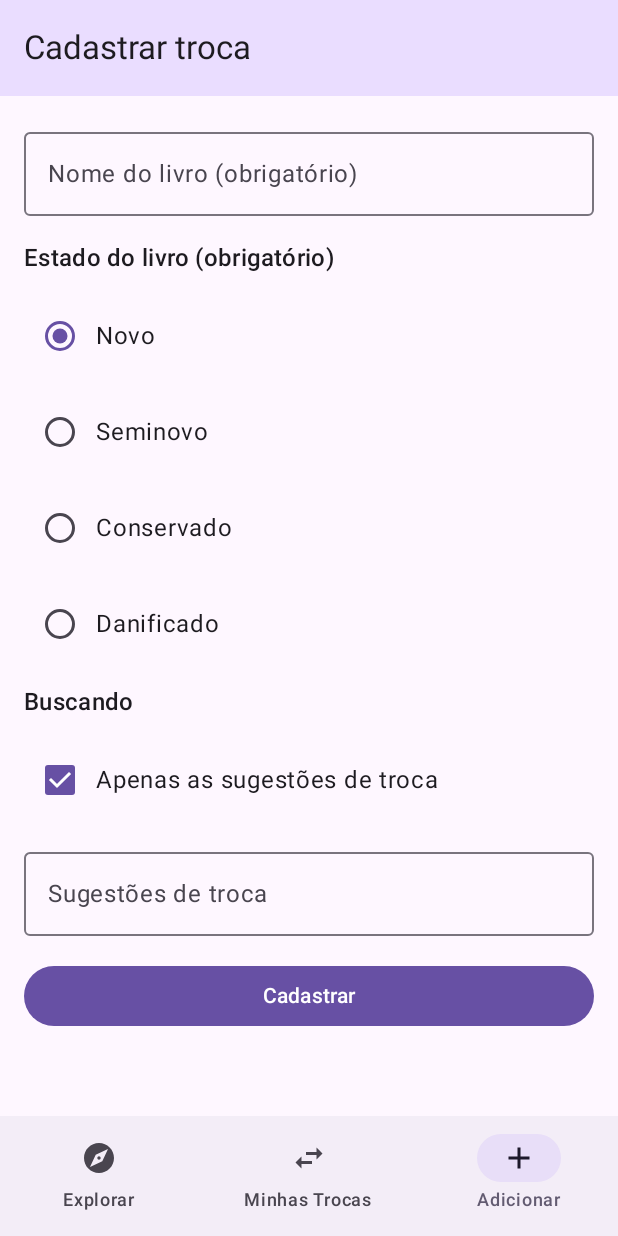
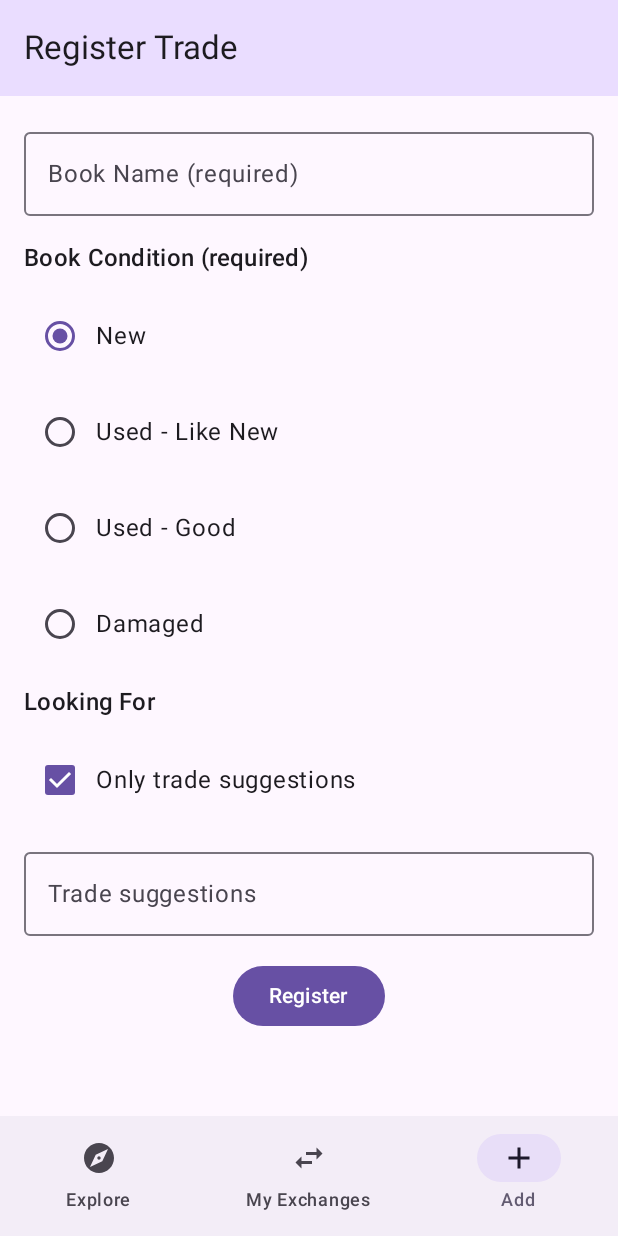
Before and after one commit to leo32453/DevMov_Projeto1, an Android app built with Jetpack Compose: the AddTradeScreen screen opened through its navigation route, on a phone screen of 412 x 824 dp. Run offline under Robolectric (Android 15) with nearby library versions, the phone set to English and light mode, and no system bars; our stand-ins replace Room's generated code.

Commit message:
Página de detalhes da troca + fixes

```diff
--- a/Projeto1/app/src/main/java/com/example/projeto1/AddTrocaViewModel.kt
+++ b/Projeto1/app/src/main/java/com/example/projeto1/AddTrocaViewModel.kt
@@ -8,7 +8,9 @@ import androidx.lifecycle.viewModelScope
 import com.example.projeto1.repository.TrocasRepository
 import com.example.projeto1.repository.retrofit.ExchangeData
 import com.example.projeto1.repository.room.AppDatabase
+import kotlinx.coroutines.flow.MutableSharedFlow
 import kotlinx.coroutines.flow.MutableStateFlow
+import kotlinx.coroutines.flow.SharedFlow
 import kotlinx.coroutines.flow.StateFlow
 import kotlinx.coroutines.launch
 
@@ -19,11 +21,10 @@ class AddTrocaViewModel(
 
     private val savedLoginDao = AppDatabase.getDatabase(application).savedLoginDao()
 
-    // Estado do formulário
     var bookName = mutableStateOf("")
         private set
 
-    var bookState = mutableStateOf("Novo")
+    var bookState = mutableStateOf(getApplication<Application>().getString(R.string.state_new))
         private set
 
     var suggestions = mutableStateOf("")
@@ -32,16 +33,32 @@ class AddTrocaViewModel(
     var onlySuggestions = mutableStateOf(true)
         private set
 
-    private val categories = listOf("Fantasia", "Ficção científica", "Mistério", "Romance", "Terror", "Não ficção")
+    internal val categories = listOf(
+        getApplication<Application>().getString(R.string.category_fantasy),
+        getApplication<Application>().getString(R.string.category_scifi),
+        getApplication<Application>().getString(R.string.category_mystery),
+        getApplication<Application>().getString(R.string.category_romance),
+        getApplication<Application>().getString(R.string.category_horror),
+        getApplication<Application>().getString(R.string.category_nonfiction)
+    )
     val selectedCategories = mutableStateMapOf<String, Boolean>().apply {
         categories.forEach { put(it, false) }
     }
 
-    // Status do envio
-    private val _status = MutableStateFlow<String?>(null)
-    val status: StateFlow<String?> = _status
+    val bookStates = listOf(
+        getApplication<Application>().getString(R.string.state_new),
+        getApplication<Application>().getString(R.string.state_used),
+        getApplication<Application>().getString(R.string.state_good),
+        getApplication<Application>().getString(R.string.state_damaged)
+    )
 
-    // Manipuladores
+    private val _eventFlow = MutableSharedFlow<String>()
+    val eventFlow: SharedFlow<String> = _eventFlow
+
+    private val _uiStatusMessage = MutableStateFlow<String?>(null)
+    val uiStatusMessage: StateFlow<String?> = _uiStatusMessage
+
+
     fun onBookNameChange(newName: String) {
         bookName.value = newName
     }
@@ -63,24 +80,27 @@ class AddTrocaViewModel(
     }
 
     fun adicionarTroca() {
-        // Validação dos campos obrigatórios
-        if (bookName.value.isBlank()) {
-            _status.value = "O nome do livro é obrigatório."
-            return
-        }
+        viewModelScope.launch {
+            if (bookName.value.isBlank()) {
+                _eventFlow.emit(getApplication<Application>().getString(R.string.validation_book_name_required))
+                _uiStatusMessage.value = getApplication<Application>().getString(R.string.validation_book_name_required)
+                return@launch
+            }
 
-        if (bookState.value.isBlank()) {
-            _status.value = "O estado do livro é obrigatório."
-            return
-        }
+            if (bookState.value.isBlank()) {
+                _eventFlow.emit(getApplication<Application>().getString(R.string.validation_book_state_required))
+                _uiStatusMessage.value = getApplication<Application>().getString(R.string.validation_book_state_required)
+                return@launch
+            }
 
-
-        viewModelScope.launch {
             try {
                 val trocas = repository.getTrocas()
                 val newId = (trocas.maxOfOrNull { it.exchange_id } ?: 0) + 1
-                val userId = savedLoginDao.getUserId() ?: run {
-                    _status.value = "Erro: Usuário não encontrado."
+
+                val userId = savedLoginDao.getUserId()
+                if (userId == null) {
+                    _eventFlow.emit(getApplication<Application>().getString(R.string.error_user_not_found_add_troca))
+                    _uiStatusMessage.value = getApplication<Application>().getString(R.string.error_user_not_found_add_troca)
                     return@launch
                 }
 
@@ -91,6 +111,7 @@ class AddTrocaViewModel(
                 }
 
                 val novaTroca = ExchangeData(
+                    id = null,
                     exchange_id = newId,
                     solicitor_id = userId.toInt(),
                     book_name = bookName.value,
@@ -101,10 +122,18 @@ class AddTrocaViewModel(
                 )
 
                 repository.postTroca(novaTroca)
-                _status.value = "Sucesso"
+                _eventFlow.emit(getApplication<Application>().getString(R.string.success_add_trade))
+                _uiStatusMessage.value = getApplication<Application>().getString(R.string.success_add_trade)
+
+                bookName.value = ""
+                bookState.value = getApplication<Application>().getString(R.string.state_new)
+                suggestions.value = ""
+                onlySuggestions.value = true
+                categories.forEach { selectedCategories[it] = false }
             } catch (e: Exception) {
                 e.printStackTrace()
-                _status.value = "Erro: ${e.localizedMessage}"
+                _eventFlow.emit(getApplication<Application>().getString(R.string.add_troca_error_status, e.localizedMessage))
+                _uiStatusMessage.value = getApplication<Application>().getString(R.string.add_troca_error_status, e.localizedMessage)
             }
         }
     }
--- a/Projeto1/app/src/main/java/com/example/projeto1/TrocasViewModel.kt
+++ b/Projeto1/app/src/main/java/com/example/projeto1/TrocasViewModel.kt
@@ -33,7 +33,7 @@ class TrocasViewModel(
         viewModelScope.launch {
             try {
                 val todasTrocas = repository.getTrocas()
-                val userId = savedLoginDao.getUserId() // Corrigido aqui
+                val userId = savedLoginDao.getUserId()
 
                 trocas = if (userId != null) {
                     todasTrocas.filter { it.solicitor_id.toLong() != userId }
--- a/Projeto1/app/src/main/java/com/example/projeto1/repository/retrofit/ExchangeApiInterface.kt
+++ b/Projeto1/app/src/main/java/com/example/projeto1/repository/retrofit/ExchangeApiInterface.kt
@@ -1,8 +1,12 @@
 package com.example.projeto1.repository.retrofit
 
+import retrofit2.Response
 import retrofit2.http.Body
 import retrofit2.http.GET
+import retrofit2.http.PATCH
 import retrofit2.http.POST
+import retrofit2.http.Path
+import retrofit2.http.Query
 
 interface ExchangeApiInterface {
     @GET("trocas")
@@ -10,4 +14,18 @@ interface ExchangeApiInterface {
 
     @POST("trocas")
     suspend fun postTroca(@Body troca: ExchangeData)
+
+    // Adiciona oferta a uma troca existente
+    @PATCH("trocas/{id}")
+    @JvmSuppressWildcards
+    suspend fun addOfferToExchange(
+        @Path("id") internalId: String?,
+        @Body updateData: Map<String, Any>
+    ): Response<Unit>
+
+    // Busca troca específica por exchange_id
+    @GET("trocas")
+    suspend fun getTrocaByExchangeId(
+        @Query("exchange_id") exchangeId: Int
+    ): List<ExchangeData>
 }
--- a/Projeto1/app/src/main/java/com/example/projeto1/ui/components/BottomNavigationBar.kt
+++ b/Projeto1/app/src/main/java/com/example/projeto1/ui/components/BottomNavigationBar.kt
@@ -6,6 +6,7 @@ import androidx.compose.ui.Modifier
 import androidx.navigation.NavController
 import androidx.navigation.NavGraph.Companion.findStartDestination
 import com.example.projeto1.navigation.Destination
+import androidx.compose.ui.res.stringResource
 
 @Composable
 fun BottomNavBar(
@@ -28,8 +29,8 @@ fun BottomNavBar(
                         }
                     }
                 },
-                icon = { Icon(destination.icon, contentDescription = destination.label) },
-                label = { Text(destination.label) }
+                icon = { Icon(destination.icon, contentDescription = stringResource(id = destination.labelResId)) },
+                label = { Text(stringResource(id = destination.labelResId)) }
             )
         }
     }
--- a/Projeto1/app/src/main/java/com/example/projeto1/ui/screen/AddTradeScreen.kt
+++ b/Projeto1/app/src/main/java/com/example/projeto1/ui/screen/AddTradeScreen.kt
@@ -17,30 +17,29 @@ import com.example.projeto1.repository.TrocasRepository
 import com.example.projeto1.ui.viewmodel.AddTrocaViewModelFactory
 import androidx.compose.foundation.rememberScrollState
 import androidx.compose.foundation.verticalScroll
+import kotlinx.coroutines.flow.collectLatest
 
 @OptIn(ExperimentalMaterial3Api::class)
 @Composable
 fun AddTradeScreen(
     application: Application,
-    onSuccess: () -> Unit = {},
-    viewModel: AddTrocaViewModel = viewModel(
+    onSuccess: () -> Unit = {}
+) {
+    val context = LocalContext.current
+
+    val viewModel: AddTrocaViewModel = viewModel(
         factory = AddTrocaViewModelFactory(
-            application,
+            application = application,
             repository = TrocasRepository()
         )
     )
-){
-    val context = LocalContext.current
-    val status by viewModel.status.collectAsState()
 
-    val strings = LocalContext.current.resources
-
-    LaunchedEffect(status) {
-        if (status == "Sucesso") {
-            Toast.makeText(context, context.getString(R.string.success_add_trade), Toast.LENGTH_SHORT).show()
-            onSuccess()
-        } else if (status?.startsWith("Erro") == true) {
-            Toast.makeText(context, status, Toast.LENGTH_LONG).show()
+    LaunchedEffect(key1 = Unit) {
+        viewModel.eventFlow.collectLatest { message ->
+            Toast.makeText(context, message, Toast.LENGTH_LONG).show()
+            if (message == context.getString(R.string.success_add_trade)) {
+                onSuccess()
+            }
         }
     }
 
@@ -72,13 +71,7 @@ fun AddTradeScreen(
             )
 
             Text(stringResource(R.string.label_book_state), style = MaterialTheme.typography.titleMedium)
-            listOf(
-                R.string.state_new,
-                R.string.state_used,
-                R.string.state_good,
-                R.string.state_damaged
-            ).forEach {
-                val label = stringResource(id = it)
+            viewModel.bookStates.forEach { label ->
                 Row(verticalAlignment = Alignment.CenterVertically) {
                     RadioButton(
                         selected = viewModel.bookState.value == label,
@@ -98,17 +91,7 @@ fun AddTradeScreen(
             }
 
             if (!viewModel.onlySuggestions.value) {
-                val categories = listOf(
-                    R.string.category_fantasy,
-                    R.string.category_scifi,
-                    R.string.category_mystery,
-                    R.string.category_romance,
-                    R.string.category_horror,
-                    R.string.category_nonfiction
-                )
-
-                categories.forEach {
-                    val label = stringResource(id = it)
+                viewModel.categories.forEach { label ->
                     Row(verticalAlignment = Alignment.CenterVertically) {
                         Checkbox(
                             checked = viewModel.selectedCategories[label] == true,
@@ -128,7 +111,9 @@ fun AddTradeScreen(
 
             Button(
                 onClick = viewModel::adicionarTroca,
-                modifier = Modifier.fillMaxWidth(),
+                modifier = Modifier
+                    .wrapContentSize()
+                    .align(Alignment.CenterHorizontally)
             ) {
                 Text(stringResource(R.string.button_submit_trade))
             }
--- a/Projeto1/app/src/main/java/com/example/projeto1/ui/screen/TradesScreen.kt
+++ b/Projeto1/app/src/main/java/com/example/projeto1/ui/screen/TradesScreen.kt
@@ -23,7 +23,8 @@ import com.example.projeto1.ui.viewmodel.TrocasViewModelFactory
 fun TradesScreen(
     application: Application,
     repository: TrocasRepository,
-    onLogout: () -> Unit = {}
+    onLogout: () -> Unit = {},
+    onTrocaClick: (Int) -> Unit
 ) {
     val viewModel: TrocasViewModel = viewModel(
         factory = TrocasViewModelFactory(application, repository)
@@ -85,7 +86,7 @@ fun TradesScreen(
                 }
             } else {
                 filteredTrocas.forEach { troca ->
-                    TrocaCard(troca = troca)
+                    TrocaCard(troca = troca, onClick = { onTrocaClick(troca.exchange_id) })
                     Spacer(modifier = Modifier.height(8.dp))
                 }
             }
--- a/Projeto1/app/src/main/res/values/strings.xml
+++ b/Projeto1/app/src/main/res/values/strings.xml
@@ -1,8 +1,9 @@
+<?xml version="1.0" encoding="utf-8"?>
 <resources>
-    <string name="app_name">Projeto1</string>
+    <string name="app_name">BookTrade</string>
     <string name="app_title">Books</string>
     <string name="login_label">Login</string>
-    <string name="username_label">Username</string>
+    <string name="username_label">Email</string>
     <string name="password_label">Password</string>
     <string name="confirm_login_label">Login</string>
     <string name="clear_login_label">Clear</string>
@@ -11,28 +12,70 @@
     <string name="error_wrong_username">Invalid username</string>
     <string name="error_wrong_password">Wrong password</string>
     <string name="error">Error</string>
-    <string name="explore_trades">Explore exchanges</string>
+    <string name="explore_trades">Explore trades</string>
     <string name="search_label">Search Book</string>
     <string name="button_search_label">Search</string>
     <string name="error_wrong_username_or_password">Incorrect username or password</string>
 
-    <!-- AddTradeScreen -->
-    <string name="screen_title_add_trade">Cadastrar troca</string>
-    <string name="label_book_name">Nome do livro (obrigatório)</string>
-    <string name="label_book_state">Estado do livro (obrigatório)</string>
-    <string name="state_new">Novo</string>
-    <string name="state_used">Seminovo</string>
-    <string name="state_good">Conservado</string>
-    <string name="state_damaged">Danificado</string>
-    <string name="label_searching">Buscando</string>
-    <string name="only_suggestions">Apenas as sugestões de troca</string>
-    <string name="category_fantasy">Fantasia</string>
-    <string name="category_scifi">Ficção científica</string>
-    <string name="category_mystery">Mistério</string>
+    <string name="screen_title_add_trade">Register Trade</string>
+    <string name="label_book_name">Book Name (required)</string>
+    <string name="label_book_state">Book Condition (required)</string>
+    <string name="state_new">New</string>
+    <string name="state_used">Used - Like New</string>
+    <string name="state_good">Used - Good</string>
+    <string name="state_damaged">Damaged</string>
+    <string name="label_searching">Looking For</string>
+    <string name="only_suggestions">Only trade suggestions</string>
+    <string name="category_fantasy">Fantasy</string>
+    <string name="category_scifi">Science Fiction</string>
+    <string name="category_mystery">Mystery</string>
+    <string name="category_horror">Horror</string>
+    <string name="category_nonfiction">Non-fiction</string>
+    <string name="label_suggestions">Trade suggestions</string>
+    <string name="button_submit_trade">Register</string>
+    <string name="success_add_trade">Trade registered successfully!</string>
+    <string name="validation_book_name_required">The book name is required.</string>
+    <string name="validation_book_state_required">The book condition is required.</string>
+    <string name="error_user_not_found_add_troca">Error: User not found.</string>
+    <string name="add_troca_error_status">Error: %1$s</string>
+
+    <string name="label_livro">Book: %1$s</string>
+    <string name="label_estado">Condition: %1$s</string>
+    <string name="label_buscando">Looking For: %1$s</string>
+
+    <string name="trade_detail">Trade Details</string>
+    <string name="voltar">Back</string>
+    <string name="livro">Book: %s</string>
+    <string name="estado">Condition: %s</string>
+    <string name="buscando">Looking For: %s</string>
+    <string name="sugestoes">Suggestions: %s</string>
+    <string name="erro_carregamento">Error loading trade details</string>
+    <string name="sua_oferta">Your Offer</string>
+    <string name="nome_livro">Book Name</string>
+    <string name="estado_livro">Book Condition</string>
+    <string name="solicitar">Request</string>
+    <string name="error_trade_not_found">Trade not found.</string>
+    <string name="error_loading_details">Error loading details: %1$s</string>
+    <string name="error_trade_details_not_loaded">Error: Trade details not loaded.</string>
+    <string name="error_offer_book_name_required">The offer book name is required.</string>
+    <string name="error_user_not_found">Error: User not found.</string>
+    <string name="offer_sent_successfully">Offer sent successfully!</string>
+    <string name="error_sending_offer">Error sending offer: %1$s</string>
+
+    <string name="book_state_default">New</string>
+    <string name="book_state_novo">New</string>
+    <string name="book_state_seminovo">Used - Like New</string>
+    <string name="book_state_conservado">Used - Good</string>
+    <string name="book_state_danificado">Damaged</string>
+    <string name="category_fantasia">Fantasy</string>
+    <string name="category_ficcao_cientifica">Science Fiction</string>
+    <string name="category_misterio">Mystery</string>
     <string name="category_romance">Romance</string>
-    <string name="category_horror">Terror</string>
-    <string name="category_nonfiction">Não ficção</string>
-    <string name="label_suggestions">Sugestões de troca</string>
-    <string name="button_submit_trade">Cadastrar</string>
-    <string name="success_add_trade">Troca cadastrada com sucesso!</string>
+    <string name="category_terror">Horror</string>
+    <string name="category_nao_ficcao">Non-fiction</string>
+
+    <string name="nav_label_login">Login</string>
+    <string name="nav_label_explore">Explore</string>
+    <string name="nav_label_my_exchanges">My Exchanges</string>
+    <string name="nav_label_add">Add</string>
 </resources>
```
Also changed, not shown: Projeto1/app/src/main/java/com/example/projeto1/App.kt (+0 -17 lines), Projeto1/app/src/main/java/com/example/projeto1/TradeDetailsViewModel.kt (added, +117 -0 lines), Projeto1/app/src/main/java/com/example/projeto1/navigation/AppNavHost.kt (+27 -1 lines), Projeto1/app/src/main/java/com/example/projeto1/navigation/Destination.kt (+8 -7 lines), Projeto1/app/src/main/java/com/example/projeto1/repository/TrocasRepository.kt (+36 -0 lines), Projeto1/app/src/main/java/com/example/projeto1/repository/retrofit/ExchangeData.kt (+6 -1 lines), Projeto1/app/src/main/java/com/example/projeto1/ui/components/TrocaCard.kt (+11 -4 lines), Projeto1/app/src/main/java/com/example/projeto1/ui/screen/TradeDetailsScreen.kt (added, +197 -0 lines), Projeto1/app/src/main/java/com/example/projeto1/ui/viewmodel/TradeDetailsViewModelFactory.kt (added, +21 -0 lines), 2 other files.
